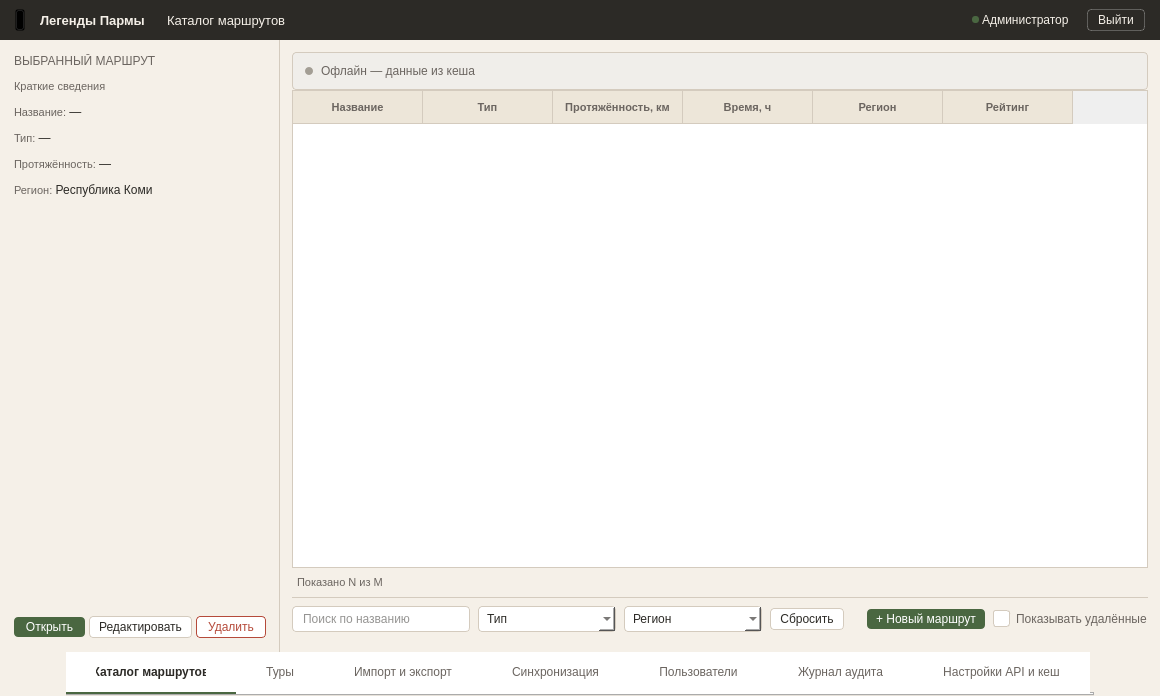
Qt form ui/windows/route_directory_window.ui (nikolas-po/legends_parma) before a commit.
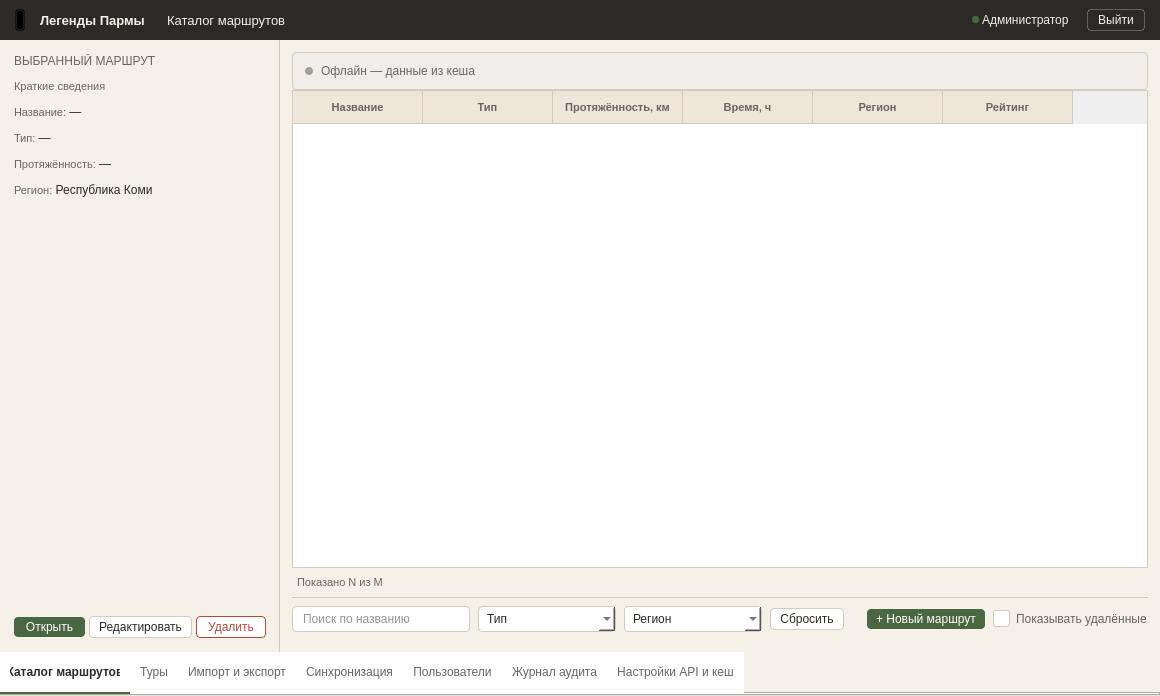
The same form after that commit. Icons and pictures are not drawn.

Commit message: сделал переход между окнаит входа, регистрации, каталога маршрутов

What changed in the file:
```diff
--- a/ui/windows/route_directory_window.ui
+++ b/ui/windows/route_directory_window.ui
@@ -258,14 +258,18 @@
 }
 
 QTabWidget::panel { border: none; background-color: #FFFFFF; }
-QTabBar { background-color: #FFFFFF; border: none; }
+QTabBar { 
+    background-color: #FFFFFF; 
+    border: none; 
+    qproperty-expanding: true;
+}
 QTabBar::tab { 
     height: 40px; 
     background-color: #FFFFFF; 
     color: #6B6560; 
     font-size: 12px; 
     font-weight: normal; 
-    padding: 0px 30px; 
+    padding: 0px 10px; 
     border: none; 
     border-bottom: 2px solid transparent; 
     border-top: 1px solid #D4CBBE;
@@ -1091,11 +1095,11 @@
       </layout>
      </widget>
     </item>
-    <item alignment="Qt::AlignmentFlag::AlignHCenter">
+    <item>
      <widget class="QTabWidget" name="tabWidget">
       <property name="sizePolicy">
-       <sizepolicy hsizetype="Maximum" vsizetype="Fixed">
-        <horstretch>0</horstretch>
+       <sizepolicy hsizetype="Expanding" vsizetype="Fixed">
+        <horstretch>1</horstretch>
         <verstretch>0</verstretch>
        </sizepolicy>
       </property>
@@ -1120,7 +1124,7 @@
     color: #6B6560; 
     font-size: 12px; 
     font-weight: normal; 
-    padding: 0px 30px; 
+    padding: 0px 10px; 
     border: none; 
     border-bottom: 2px solid transparent; 
     text-align: center; 
```
The commit also changes 3 other files.
